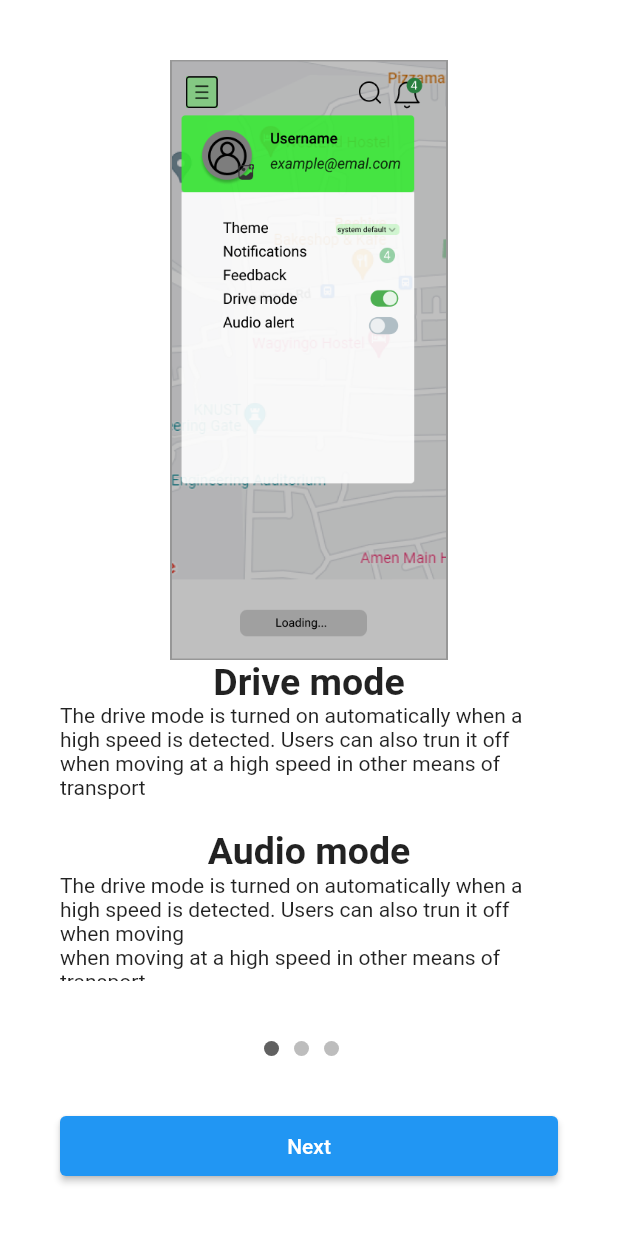
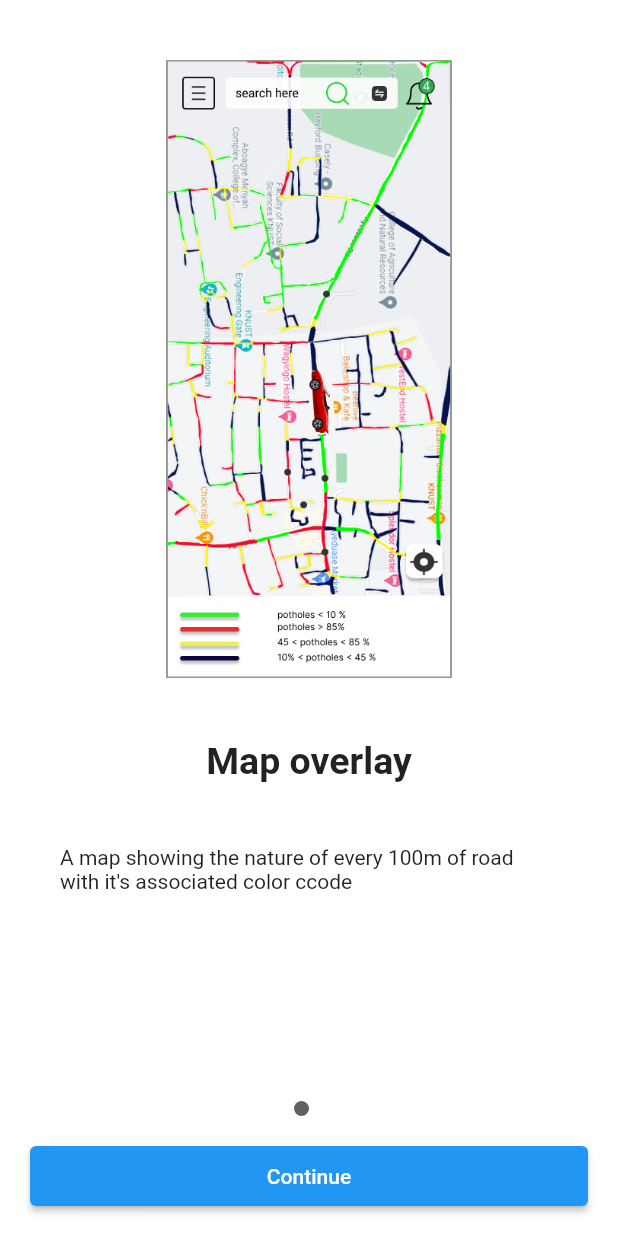
Before and after one commit to mateen-demah/pothole-detection, a Flutter app: the screen it shows after launch, on a phone screen of 412 x 824 dp. Run offline on Flutter 3.47's test engine with Material 2 defaults, Android fonts, the light colour scheme and no system bars; our stand-ins replace cloud_firestore, firebase_auth, firebase_core, flutter_signin_button, flutter_svg, geocoding and 5 more; missing offline and left inert: flutter_polyline_points, georange, google_place; accounts and stored records are empty.

Commit message:
Changes made to onboarding and drawer

```diff
--- a/g4app/lib/data/onboarding_data.dart
+++ b/g4app/lib/data/onboarding_data.dart
@@ -2,44 +2,44 @@ class OnBoardingData {
   String image;
   String title;
   String description;
-  String? title2;
-  String? description2;
+  // String? title2;
+  // String? description2;
 
   OnBoardingData(
     {
       required this.image,
       required this.title,
       required this.description,
-      required this.title2,
-      required this.description2,
+      // required this.title2,
+      // required this.description2,
     }
   );
 }
 
 
 List<OnBoardingData> contents = [
-  OnBoardingData(
-    image: 'assets/xx.png',
-    title: 'Drive mode',
-    description: 'The drive mode is turned on automatically when a high speed is detected. Users can also trun it off when moving at a high speed in other means of transport',
-    title2: 'Audio mode',
-    description2: 'The drive mode is turned on automatically when a high speed is detected. Users can also trun it off when moving\n'
-                  "when moving at a high speed in other means of transport",
-  ),
+  // OnBoardingData(
+  //   image: 'assets/xx.png',
+  //   title: 'Drive mode',
+  //   description: 'The drive mode is turned on automatically when a high speed is detected. Users can also trun it off when moving at a high speed in other means of transport',
+  //   title2: 'Audio mode',
+  //   description2: 'The drive mode is turned on automatically when a high speed is detected. Users can also trun it off when moving\n'
+  //                 "when moving at a high speed in other means of transport",
+  // ),
 
   OnBoardingData(
     image: 'assets/xx2.png',
     title: 'Map overlay',
     description: "A map showing the nature of every 100m of road with it's associated color ccode",
-    title2: '',
-    description2: '',
+    // title2: '',
+    // description2: '',
   ),
 
-  OnBoardingData(
-    image: 'assets/xx3.png',
-    title: 'Trip Selection',
-    description: "Enter the beginning and the end to be given a route",
-    title2: '',
-    description2: '',
-  ),
+  // OnBoardingData(
+  //   image: 'assets/xx3.png',
+  //   title: 'Trip Selection',
+  //   description: "Enter the beginning and the end to be given a route",
+  //   title2: '',
+  //   description2: '',
+  // ),
 ];
--- a/g4app/lib/pages/onboarding.dart
+++ b/g4app/lib/pages/onboarding.dart
@@ -32,6 +32,11 @@ class _OnBoardingState extends State<OnBoarding> {
 
   @override
   Widget build(BuildContext context) {
+    double screenWidth = MediaQuery.of(context).size.width;
+    double screenHeight = MediaQuery.of(context).size.height;
+
+
+
     return Scaffold(
       body: Column(
         children: [
@@ -52,7 +57,13 @@ class _OnBoardingState extends State<OnBoarding> {
                       children: [
                         Image.asset(
                           contents[i].image,
-                          height: 400,
+                          // height: 400,
+                          height: screenHeight * 0.5
+                        ),
+
+                        SizedBox(
+                          // height: 40.0,
+                          height: screenHeight * 0.05 ,
                         ),
 
                         Text(
@@ -63,22 +74,14 @@ class _OnBoardingState extends State<OnBoarding> {
                           ),
                         ),
 
+                        SizedBox(
+                          // height: 20.0,
+                          height: screenHeight * 0.05,
+                        ),
+
+
                         Text(
                           contents[i].description
-                        ),
-
-                        SizedBox(height: 20.0,),
-
-                        Text(
-                          contents[i].title2!,
-                          style: const TextStyle(
-                            fontSize: 25,
-                            fontWeight: FontWeight.bold
-                          ),
-                        ),
-
-                        Text(
-                          contents[i].description2!
                         ),
 
                       ],
@@ -94,21 +97,33 @@ class _OnBoardingState extends State<OnBoarding> {
               mainAxisAlignment: MainAxisAlignment.center,
               children: List.generate(
                 contents.length,
-                (index) => buildDot(index, context),
+                // (index) => buildDot(index, context),
+                (index) => Container(
+                  height: 10,
+                  // height: screenHeight * 0.01,
+                  width: 10,
+                  margin: const EdgeInsets.only(right: 10),
+                  decoration: BoxDecoration(
+                    borderRadius: BorderRadius.circular(20),
+                    color: currentIndex == index ? Colors.grey[700] : Colors.grey[400]
+                  ),
+                )
               )
             ),
           ),
 
           Container(
             height: 40,
-            margin: const EdgeInsets.all(40),
+            // height: screenHeight * 0.,
+            margin: const EdgeInsets.all(20),
             width: double.infinity,
             child: ElevatedButton(
-              child: Text( currentIndex == contents.length -1 ? 'Continue' : "Next"),
+              // child: Text( currentIndex == contents.length -1 ? 'Continue' : "Next"),
+              child: Text('Continue'),
               onPressed: (){
-                if (currentIndex == contents.length - 1) {
+                // if (currentIndex == contents.length - 1) {
                   Navigator.pushReplacement(context, MaterialPageRoute(builder: (_)=> const Wrapper()));
-                }
+                // }
                 _controller.nextPage(
                   duration: const Duration(milliseconds: 100),
                   curve: Curves.bounceIn
@@ -122,15 +137,16 @@ class _OnBoardingState extends State<OnBoarding> {
     );
   }
 
-  Container buildDot(int index, BuildContext context) {
-    return Container(
-      height: 10,
-      width: 10,
-      margin: const EdgeInsets.only(right: 10),
-      decoration: BoxDecoration(
-        borderRadius: BorderRadius.circular(20),
-        color: currentIndex == index ? Colors.grey[700] : Colors.grey[400]
-      ),
-    );
-  }
+  // Container buildDot(int index, BuildContext context) {
+  //   return Container(
+  //     // height: 10,
+  //     height: screenHeight * 0.01,
+  //     width: 10,
+  //     margin: const EdgeInsets.only(right: 10),
+  //     decoration: BoxDecoration(
+  //       borderRadius: BorderRadius.circular(20),
+  //       color: currentIndex == index ? Colors.grey[700] : Colors.grey[400]
+  //     ),
+  //   );
+  // }
 }
```
Also changed, not shown: g4app/lib/pages/main_map.dart (+92 -46 lines), g4app/lib/pages/splash.dart (+9 -3 lines), g4app/lib/main.dart (line endings or trailing spaces).
